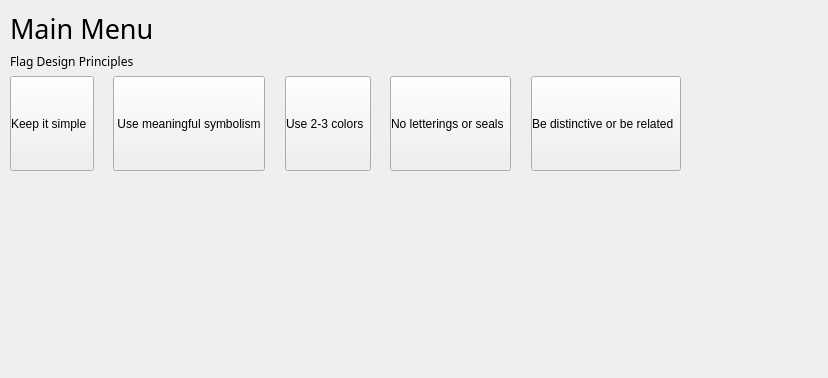
The window that mainmenu.ui (zxjorge/EDApp) describes before a commit, drawn with Qt 5.
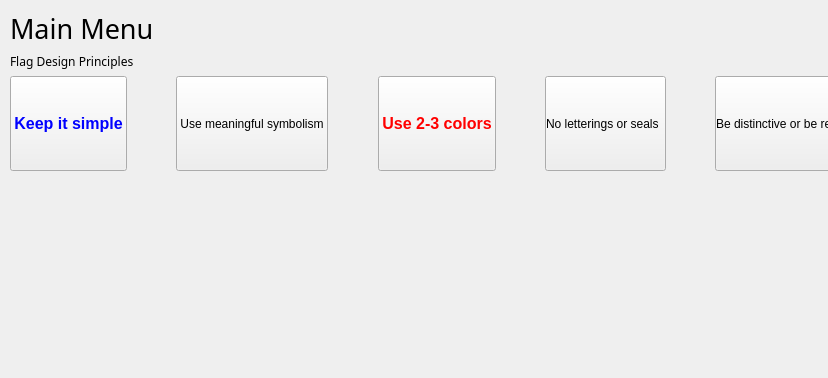
The same window after the commit. Icons and pictures are not drawn.

Commit message: Working on main menu - incomplete

```diff
--- a/mainmenu.ui
+++ b/mainmenu.ui
@@ -23,12 +23,12 @@
    <string notr="true">text-align: left;
     white-space: wrap;</string>
   </property>
-  <widget class="QWidget" name="">
+  <widget class="QWidget" name="layoutWidget">
    <property name="geometry">
     <rect>
      <x>10</x>
      <y>10</y>
-     <width>671</width>
+     <width>855</width>
      <height>161</height>
     </rect>
    </property>
@@ -68,6 +68,15 @@
           <verstretch>0</verstretch>
          </sizepolicy>
         </property>
+        <property name="styleSheet">
+         <string notr="true">QPushButton#KISButton {
+    border-image: url(:/Flags/jp.png);
+    color: blue;
+    font: bold 12pt Arial;
+    text-align: center;
+}
+</string>
+        </property>
         <property name="text">
          <string>Keep it simple</string>
         </property>
@@ -128,6 +137,15 @@
           <verstretch>0</verstretch>
          </sizepolicy>
         </property>
+        <property name="styleSheet">
+         <string notr="true">QPushButton#U23Button {
+    border-image: url(:/Flags/pk.png);
+    color: red;
+    font: bold 12pt Arial;
+    text-align: center;
+}
+</string>
+        </property>
         <property name="text">
          <string>Use 2-3 colors</string>
         </property>
```
Left out of the diff: 5 changed lines with no effect on the pictures. The commit also changes 2 other files.
